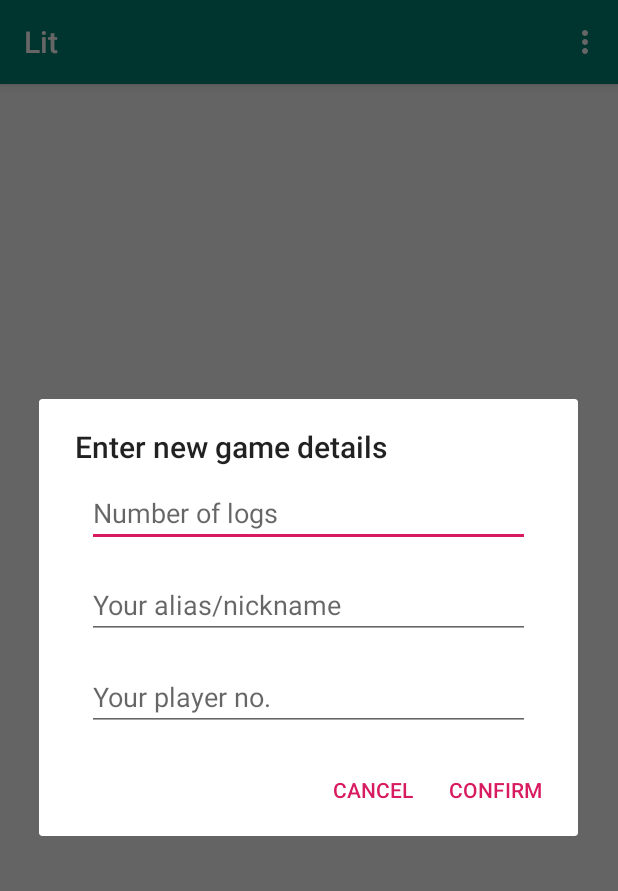
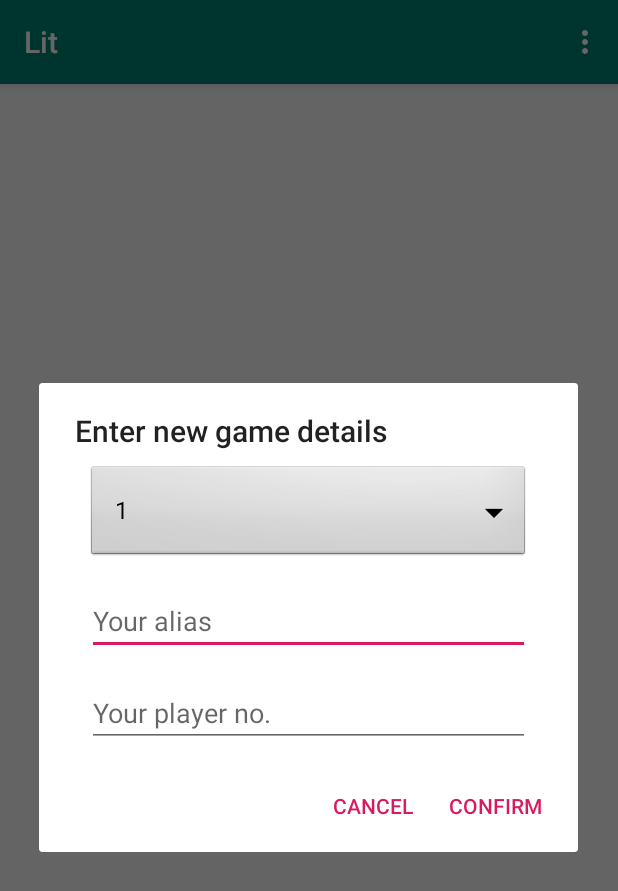
Before and after one commit to mr-dr/dojo, an Android app: the InitGameFragment screen opened directly, with no data from a screen before it, after a tap on "Create Room", on a phone screen of 412 x 824 dp. Shown: the top 891 px of the screen. Run offline under Robolectric (Android 15) with nearby library versions, the phone set to English and light mode, and no system bars; our stand-ins replace Volley.

Commit message:
First set of changes

```diff
--- a/app/src/main/java/com/dojo/lit/lit/PlayGameVM.kt
+++ b/app/src/main/java/com/dojo/lit/lit/PlayGameVM.kt
@@ -5,6 +5,7 @@ import kotlinx.android.parcel.Parcelize
 
 @Parcelize
 data class PlayGameVM(
+    val gamecode: String,
     val droppedSets: List<String>,
     val yourScore: Int,
     val opponentScore: Int,
--- a/app/src/main/java/com/dojo/lit/lit/fragment/InitGameFragment.kt
+++ b/app/src/main/java/com/dojo/lit/lit/fragment/InitGameFragment.kt
@@ -4,14 +4,12 @@ import android.os.Bundle
 import android.view.LayoutInflater
 import android.view.View
 import android.view.ViewGroup
-import android.widget.TextView
 import com.dojo.lit.R
 import com.dojo.lit.fragment.BaseFragment
 import com.dojo.lit.lit.GameInteractor
 import android.text.InputType
 import android.text.TextUtils
-import android.widget.EditText
-import android.widget.LinearLayout
+import android.widget.*
 import androidx.appcompat.app.AlertDialog
 import com.android.volley.VolleyError
 import com.dojo.lit.Utils
@@ -83,7 +81,7 @@ class InitGameFragment : BaseFragment() {
 
     private fun makeCreateRoomCall() {
         showProgressDialog()
-        interactor.createRoom(Integer.parseInt(logsDialogInput!!), object: ApiListeners<CreateRoomResponse>() {
+        interactor.createRoom((logsDialogInput!!).toInt(), object: ApiListeners<CreateRoomResponse>() {
             override fun onResponse(response: CreateRoomResponse?) {
                 if (response == null || TextUtil.isEmpty(response.gameId)) {
                     onErrorResponse(VolleyError("Empty create room response"))
@@ -133,11 +131,25 @@ class InitGameFragment : BaseFragment() {
         val builder = AlertDialog.Builder(context!!)
         builder.setTitle(title)
 
-        val logsCountTv = layout.findViewById<EditText>(R.id.logs_count_tv)
+        val logsCountTv = layout.findViewById<Spinner>(R.id.logs_count_dropdown)
         val gameIdTv = layout.findViewById<EditText>(R.id.game_code_tv)
         val aliasTv = layout.findViewById<EditText>(R.id.alias_tv)
         val playerNoTv = layout.findViewById<EditText>(R.id.player_no_tv)
         val errorMessageTv = layout.findViewById<View>(R.id.error_msg_tv)
+
+        val arr = ArrayList<String>(5)
+        arr.add("1")
+        arr.add("2")
+        arr.add("3")
+        arr.add("4")
+        arr.add("5")
+        logsCountTv.setAdapter(
+            ArrayAdapter(
+                context!!,
+                android.R.layout.simple_spinner_dropdown_item,
+                arr
+            )
+        )
 
         if(DialogTypes.CREATE_ROOM == dialogType) { // create room - logs count
             gameIdTv.visibility = View.GONE
@@ -149,7 +161,7 @@ class InitGameFragment : BaseFragment() {
 
         // Set up the buttons
         builder.setPositiveButton(getString(R.string.confirm)) { dialog, which ->
-            logsDialogInput = logsCountTv.text.toString()
+            logsDialogInput = logsCountTv.selectedItem.toString()
             gameIdDialogInput = gameIdTv.text.toString()
             aliasDialogInput = aliasTv.text.toString()
             playerNoDialogInput = playerNoTv.text.toString()
@@ -157,7 +169,7 @@ class InitGameFragment : BaseFragment() {
                 || (DialogTypes.JOIN_ROOM == dialogType && TextUtils.isEmpty(gameIdDialogInput))
                 || TextUtils.isEmpty(aliasDialogInput)
                 || TextUtils.isEmpty(playerNoDialogInput)) {
-                errorMessageTv.visibility = View.VISIBLE
+                Utils.makeToastLong("Please fill all the values!")
                 return@setPositiveButton
             }
             confirmCallback.run()
--- a/app/src/main/java/com/dojo/lit/view/DraggableTextView.kt
+++ b/app/src/main/java/com/dojo/lit/view/DraggableTextView.kt
@@ -18,7 +18,7 @@ class DraggableTextView(context: Context?, attrs: AttributeSet?, val txt: String
     override fun setup() {
         text = txt
         apply { // move to Draggable interface
-            setOnLongClickListener {
+            setOnClickListener {
                 val cliptext = "This is clipData text"
                 val item = ClipData.Item(cliptext)
                 val mimeTypes = arrayOf(ClipDescription.MIMETYPE_TEXT_PLAIN)
--- a/app/src/main/res/layout/init_lit_dialog.xml
+++ b/app/src/main/res/layout/init_lit_dialog.xml
@@ -7,28 +7,29 @@
         android:id="@+id/error_msg_tv"
         android:layout_width="wrap_content"
         android:layout_height="wrap_content"
-        android:text="*Please fill all fields"
+        android:text="@string/please_fill_all_fields"
         android:textColor="@color/colorError"
         android:layout_margin="@dimen/standard_margin"
         android:visibility="gone"
         />
 
-    <EditText
-        android:id="@+id/logs_count_tv"
+    <Spinner
+        android:id="@+id/logs_count_dropdown"
         android:layout_width="match_parent"
         android:layout_height="wrap_content"
-        android:inputType="number"
-        android:hint="Number of logs"
+        android:background="@android:drawable/btn_dropdown"
+        android:hint="@string/number_of_logs"
         android:layout_marginTop="@dimen/standard_margin_half"
         android:layout_marginLeft="@dimen/standard_margin_double"
         android:layout_marginRight="@dimen/standard_margin_double"
-        android:layout_marginBottom="@dimen/standard_margin_half"/>
+        android:layout_marginBottom="@dimen/standard_margin_half"
+        android:spinnerMode="dropdown"/>
 
     <EditText
         android:id="@+id/game_code_tv"
         android:layout_width="match_parent"
         android:layout_height="wrap_content"
-        android:hint="Game room code"
+        android:hint="@string/game_room_code"
         android:layout_marginTop="@dimen/standard_margin_half"
         android:layout_marginBottom="@dimen/standard_margin_half"
         android:layout_marginLeft="@dimen/standard_margin_double"
@@ -38,7 +39,7 @@
         android:id="@+id/alias_tv"
         android:layout_width="match_parent"
         android:layout_height="wrap_content"
-        android:hint="Your alias/nickname"
+        android:hint="@string/your_alias_nickname"
         android:layout_marginTop="@dimen/standard_margin_half"
         android:layout_marginBottom="@dimen/standard_margin_half"
         android:layout_marginLeft="@dimen/standard_margin_double"
@@ -49,7 +50,7 @@
         android:layout_width="match_parent"
         android:layout_height="wrap_content"
         android:inputType="number"
-        android:hint="Your player no."
+        android:hint="@string/your_player_no"
         android:layout_marginTop="@dimen/standard_margin_half"
         android:layout_marginBottom="@dimen/standard_margin_half"
         android:layout_marginLeft="@dimen/standard_margin_double"
--- a/app/src/main/res/values/strings.xml
+++ b/app/src/main/res/values/strings.xml
@@ -76,11 +76,12 @@
     <string name="none">None/Empty</string>
     <string name="lit_game_not_enough_args">Not enough information to start game!\\nGame probably not started yet!!</string>
 <!--    <string name="game_code">Game Code: %s</string>-->
-    <string name="game_code">Share join room link</string>
+    <string name="game_code">Game Code: %s  Share</string>
     <string name="waiting_for_turn">Waiting for %s to play</string>
     <string name="its_your_turn">It\'s your turn to play</string>
-    <string name="your_score">Your Score\n%s</string>
-    <string name="opponent_score">Opponent\'s Score\n%s</string>
+    <string name="your_score">Apna Score\n%s</string>
+    <string name="your_alias">%s</string>
+    <string name="opponent_score">Paraya Score\n%s</string>
     <string name="log_template_took">%1$s took %3$s from %2$s</string>
     <string name="log_template_ask">%1$s asked %2$s for %3$s</string>
     <string name="you">You</string>
@@ -96,4 +97,10 @@
     <string name="transfer_dialog_title">Whom do you want to transfer to?</string>
     <string name="transfer_dialog_error">You didn\'t select any player name!</string>
     <string name="declare_dialog_title"><![CDATA[Select set & assign cards to each of your teammates]]></string>
+    <string name="number_of_logs">Number of logs</string>
+    <string name="game_room_code">Game room code</string>
+    <string name="your_alias_nickname">Your alias</string>
+    <string name="your_player_no">Your player no.</string>
+    <string name="please_fill_all_fields">*Please fill all fields</string>
+    <string name="images_of_cards">Images of Cards</string>
 </resources>
```
Also changed, not shown: app/src/main/java/com/dojo/lit/lit/fragment/PlayGameFragment.kt (+9 -4 lines), app/src/main/java/com/dojo/lit/lit/presenter/PlayGamePresenter.kt (+22 -1 lines), app/src/main/res/layout/fragment_play_lit.xml (+15 -4 lines).
